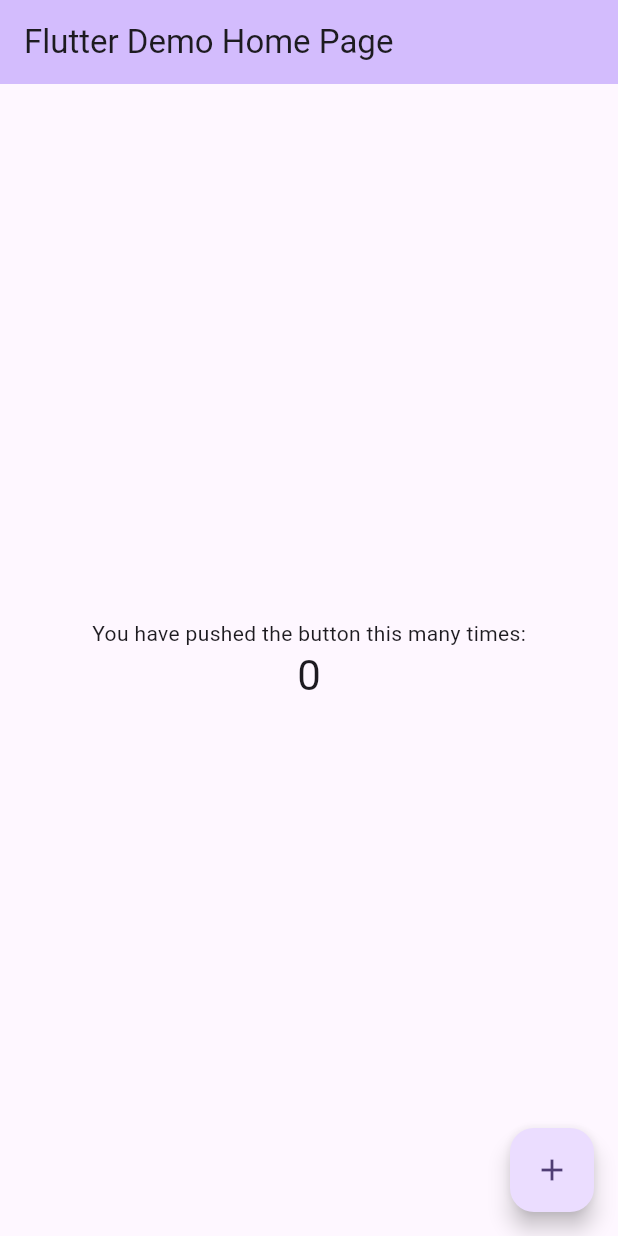
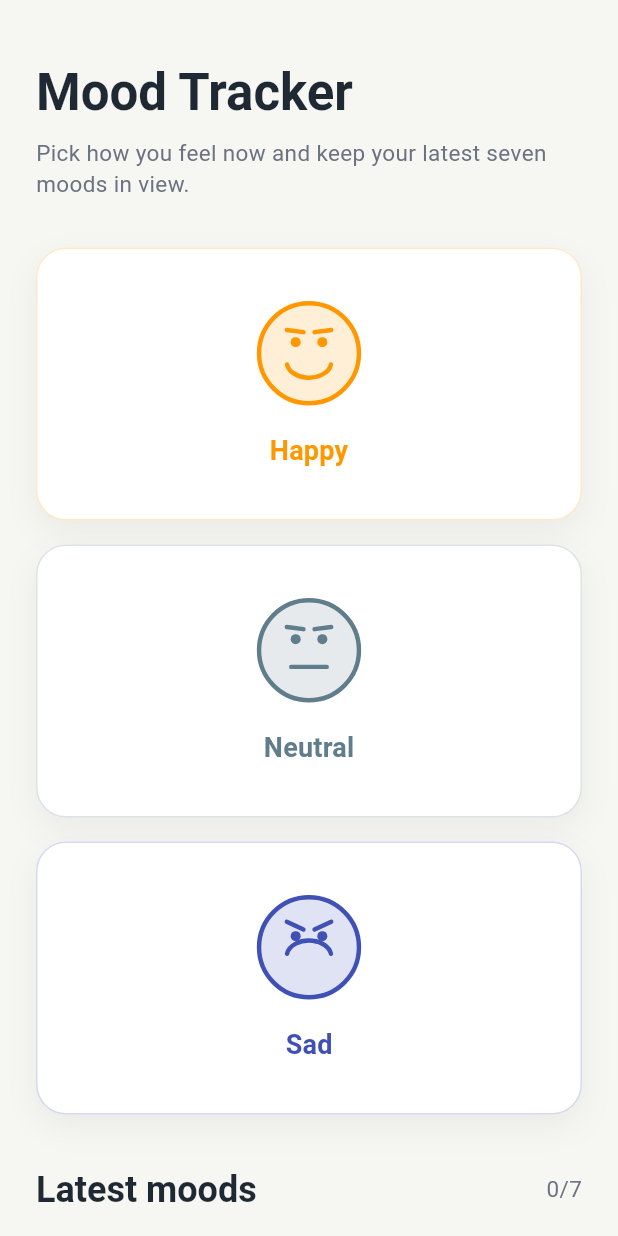
Before and after one commit to momen28121993/mood_tracker, a Flutter app: the screen it shows after launch, on a phone screen of 412 x 824 dp. Run offline on Flutter 3.47's test engine with Material 3 defaults, Android fonts, the phone set to English and light mode, and no system bars.

Commit message:
feat: assemble home screen with animated horizontal mood timeline
Wire MoodProvider into the app entry point and build the single-screen UI:
three tap-to-log mood cards on top, a horizontal ListView below showing the
latest seven entries with date, drawn face, and a color accent that matches
the mood. Tapping any timeline item plays a brief scale animation. Update
the widget test to reflect the new home, and document the project, state
management choice, and CustomPainter approach in the README.

Co-Authored-By: Claude Opus 4.7 (1M context) <noreply@anthropic.com>

```diff
--- a/lib/main.dart
+++ b/lib/main.dart
@@ -1,122 +1,30 @@
 import 'package:flutter/material.dart';
+import 'package:provider/provider.dart';
+
+import 'core/constant/app_strings.dart';
+import 'core/theme/app_theme.dart';
+import 'providers/mood_provider.dart';
+import 'screens/home_screen.dart';
 
 void main() {
-  runApp(const MyApp());
+  runApp(
+    MultiProvider(
+      providers: [ChangeNotifierProvider(create: (_) => MoodProvider())],
+      child: const MyApp(),
+    ),
+  );
 }
 
 class MyApp extends StatelessWidget {
   const MyApp({super.key});
 
-  // This widget is the root of your application.
   @override
   Widget build(BuildContext context) {
     return MaterialApp(
-      title: 'Flutter Demo',
-      theme: ThemeData(
-        // This is the theme of your application.
-        //
-        // TRY THIS: Try running your application with "flutter run". You'll see
-        // the application has a purple toolbar. Then, without quitting the app,
-        // try changing the seedColor in the colorScheme below to Colors.green
-        // and then invoke "hot reload" (save your changes or press the "hot
-        // reload" button in a Flutter-supported IDE, or press "r" if you used
-        // the command line to start the app).
-        //
-        // Notice that the counter didn't reset back to zero; the application
-        // state is not lost during the reload. To reset the state, use hot
-        // restart instead.
-        //
-        // This works for code too, not just values: Most code changes can be
-        // tested with just a hot reload.
-        colorScheme: .fromSeed(seedColor: Colors.deepPurple),
-      ),
-      home: const MyHomePage(title: 'Flutter Demo Home Page'),
+      title: AppStrings.appName,
+      debugShowCheckedModeBanner: false,
+      theme: appTheme,
+      home: const HomeScreen(),
     );
   }
 }
-
-class MyHomePage extends StatefulWidget {
-  const MyHomePage({super.key, required this.title});
-
-  // This widget is the home page of your application. It is stateful, meaning
-  // that it has a State object (defined below) that contains fields that affect
-  // how it looks.
-
-  // This class is the configuration for the state. It holds the values (in this
-  // case the title) provided by the parent (in this case the App widget) and
-  // used by the build method of the State. Fields in a Widget subclass are
-  // always marked "final".
-
-  final String title;
-
-  @override
-  State<MyHomePage> createState() => _MyHomePageState();
-}
-
-class _MyHomePageState extends State<MyHomePage> {
-  int _counter = 0;
-
-  void _incrementCounter() {
-    setState(() {
-      // This call to setState tells the Flutter framework that something has
-      // changed in this State, which causes it to rerun the build method below
-      // so that the display can reflect the updated values. If we changed
-      // _counter without calling setState(), then the build method would not be
-      // called again, and so nothing would appear to happen.
-      _counter++;
-    });
-  }
-
-  @override
-  Widget build(BuildContext context) {
-    // This method is rerun every time setState is called, for instance as done
-    // by the _incrementCounter method above.
-    //
-    // The Flutter framework has been optimized to make rerunning build methods
-    // fast, so that you can just rebuild anything that needs updating rather
-    // than having to individually change instances of widgets.
-    return Scaffold(
-      appBar: AppBar(
-        // TRY THIS: Try changing the color here to a specific color (to
-        // Colors.amber, perhaps?) and trigger a hot reload to see the AppBar
-        // change color while the other colors stay the same.
-        backgroundColor: Theme.of(context).colorScheme.inversePrimary,
-        // Here we take the value from the MyHomePage object that was created by
-        // the App.build method, and use it to set our appbar title.
-        title: Text(widget.title),
-      ),
-      body: Center(
-        // Center is a layout widget. It takes a single child and positions it
-        // in the middle of the parent.
-        child: Column(
-          // Column is also a layout widget. It takes a list of children and
-          // arranges them vertically. By default, it sizes itself to fit its
-          // children horizontally, and tries to be as tall as its parent.
-          //
-          // Column has various properties to control how it sizes itself and
-          // how it positions its children. Here we use mainAxisAlignment to
-          // center the children vertically; the main axis here is the vertical
-          // axis because Columns are vertical (the cross axis would be
-          // horizontal).
-          //
-          // TRY THIS: Invoke "debug painting" (choose the "Toggle Debug Paint"
-          // action in the IDE, or press "p" in the console), to see the
-          // wireframe for each widget.
-          mainAxisAlignment: .center,
-          children: [
-            const Text('You have pushed the button this many times:'),
-            Text(
-              '$_counter',
-              style: Theme.of(context).textTheme.headlineMedium,
-            ),
-          ],
-        ),
-      ),
-      floatingActionButton: FloatingActionButton(
-        onPressed: _incrementCounter,
-        tooltip: 'Increment',
-        child: const Icon(Icons.add),
-      ),
-    );
-  }
-}
--- /dev/null
+++ b/lib/screens/home_screen.dart
@@ -0,0 +1,155 @@
+import 'package:flutter/material.dart';
+import 'package:provider/provider.dart';
+
+import '../core/constant/app_color.dart';
+import '../core/constant/app_strings.dart';
+import '../models/mood_entry.dart';
+import '../providers/mood_provider.dart';
+import '../widgets/animated_timeline_item.dart';
+import '../widgets/mood_selector_card.dart';
+
+class HomeScreen extends StatelessWidget {
+  const HomeScreen({super.key});
+
+  @override
+  Widget build(BuildContext context) {
+    return Scaffold(
+      body: SafeArea(
+        child: SingleChildScrollView(
+          child: Center(
+            child: ConstrainedBox(
+              constraints: const BoxConstraints(maxWidth: 900),
+              child: Padding(
+                padding: const EdgeInsets.all(24),
+                child: Column(
+                  crossAxisAlignment: CrossAxisAlignment.start,
+                  children: [
+                    const SizedBox(height: 16),
+                    Text(
+                      AppStrings.appName,
+                      style: Theme.of(context).textTheme.headlineLarge,
+                    ),
+                    const SizedBox(height: 8),
+                    Text(
+                      AppStrings.homeDescription,
+                      style: Theme.of(context).textTheme.bodyMedium,
+                    ),
+                    const SizedBox(height: 32),
+                    LayoutBuilder(
+                      builder: (context, constraints) {
+                        final isMobile = constraints.maxWidth < 620;
+
+                        return GridView.count(
+                          crossAxisCount: isMobile ? 1 : 3,
+                          shrinkWrap: true,
+                          physics: const NeverScrollableScrollPhysics(),
+                          mainAxisSpacing: 16,
+                          crossAxisSpacing: 16,
+                          childAspectRatio: isMobile ? 2 : 1,
+                          children: [
+                            MoodSelectorCard(
+                              mood: MoodType.happy,
+                              title: AppStrings.happy,
+                              color: AppColor.happy,
+                              onTap: () {
+                                context.read<MoodProvider>().addMood(
+                                  MoodType.happy,
+                                );
+                              },
+                            ),
+                            MoodSelectorCard(
+                              mood: MoodType.neutral,
+                              title: AppStrings.neutral,
+                              color: AppColor.neutral,
+                              onTap: () {
+                                context.read<MoodProvider>().addMood(
+                                  MoodType.neutral,
+                                );
+                              },
+                            ),
+                            MoodSelectorCard(
+                              mood: MoodType.sad,
+                              title: AppStrings.sad,
+                              color: AppColor.sad,
+                              onTap: () {
+                                context.read<MoodProvider>().addMood(
+                                  MoodType.sad,
+                                );
+                              },
+                            ),
+                          ],
+                        );
+                      },
+                    ),
+                    const SizedBox(height: 34),
+                    Row(
+                      mainAxisAlignment: MainAxisAlignment.spaceBetween,
+                      children: [
+                        Text(
+                          AppStrings.latestMoods,
+                          style: Theme.of(context).textTheme.headlineMedium,
+                        ),
+                        Consumer<MoodProvider>(
+                          builder: (context, moodProvider, child) {
+                            return Text(
+                              '${moodProvider.entries.length}/7',
+                              style: Theme.of(context).textTheme.bodyMedium,
+                            );
+                          },
+                        ),
+                      ],
+                    ),
+                    const SizedBox(height: 16),
+                    SizedBox(
+                      height: 180,
+                      child: Consumer<MoodProvider>(
+                        builder: (context, moodProvider, child) {
+                          if (moodProvider.entries.isEmpty) {
+                            return Center(
+                              child: Text(
+                                AppStrings.noMoods,
+                                style: Theme.of(context).textTheme.bodyMedium,
+                                textAlign: TextAlign.center,
+                              ),
+                            );
+                          }
+
+                          return ListView.separated(
+                            scrollDirection: Axis.horizontal,
+                            itemCount: moodProvider.entries.length,
+                            separatorBuilder: (context, index) {
+                              return const SizedBox(width: 16);
+                            },
+                            itemBuilder: (context, index) {
+                              final entry = moodProvider.entries[index];
+
+                              return AnimatedTimelineItem(
+                                entry: entry,
+                                color: getMoodColor(entry.mood),
+                              );
+                            },
+                          );
+                        },
+                      ),
+                    ),
+                    const SizedBox(height: 12),
+                  ],
+                ),
+              ),
+            ),
+          ),
+        ),
+      ),
+    );
+  }
+
+  Color getMoodColor(MoodType mood) {
+    if (mood == MoodType.happy) {
+      return AppColor.happy;
+    } else if (mood == MoodType.neutral) {
+      return AppColor.neutral;
+    } else {
+      return AppColor.sad;
+    }
+  }
+}
--- /dev/null
+++ b/lib/widgets/mood_selector_card.dart
@@ -0,0 +1,83 @@
+import 'package:flutter/material.dart';
+
+import '../models/mood_entry.dart';
+import 'mood_face_widget.dart';
+
+class MoodSelectorCard extends StatefulWidget {
+  final MoodType mood;
+  final String title;
+  final Color color;
+  final void Function()? onTap;
+
+  const MoodSelectorCard({
+    super.key,
+    required this.mood,
+    required this.title,
+    required this.color,
+    required this.onTap,
+  });
+
+  @override
+  State<MoodSelectorCard> createState() => _MoodSelectorCardState();
+}
+
+class _MoodSelectorCardState extends State<MoodSelectorCard> {
+  bool isHover = false;
+
+  @override
+  Widget build(BuildContext context) {
+    return MouseRegion(
+      onEnter: (_) {
+        setState(() {
+          isHover = true;
+        });
+      },
+      onExit: (_) {
+        setState(() {
+          isHover = false;
+        });
+      },
+      child: AnimatedScale(
+        duration: const Duration(milliseconds: 180),
+        scale: isHover ? 1.03 : 1,
+        child: InkWell(
+          onTap: widget.onTap,
+          borderRadius: BorderRadius.circular(20),
+          child: AnimatedContainer(
+            duration: const Duration(milliseconds: 180),
+            padding: const EdgeInsets.symmetric(horizontal: 18, vertical: 22),
+            decoration: BoxDecoration(
+              color: isHover
+                  ? widget.color.withValues(alpha: 0.10)
+                  : Colors.white,
+              borderRadius: BorderRadius.circular(20),
+              border: Border.all(
+                color: widget.color.withValues(alpha: isHover ? 0.8 : 0.22),
+              ),
+              boxShadow: [
+                BoxShadow(
+                  color: Colors.black.withValues(alpha: 0.05),
+                  blurRadius: 18,
+                  offset: const Offset(0, 8),
+                ),
+              ],
+            ),
+            child: Column(
+              mainAxisAlignment: MainAxisAlignment.center,
+              children: [
+                MoodFaceWidget(mood: widget.mood, color: widget.color),
+                const SizedBox(height: 14),
+                Text(
+                  widget.title,
+                  style: Theme.of(
+                    context,
+                  ).textTheme.titleMedium?.copyWith(color: widget.color),
+                ),
+              ],
+            ),
+          ),
+        ),
+      ),
+    );
+  }
+}
```
Also changed, not shown: lib/widgets/animated_timeline_item.dart (added, +50 -0 lines), lib/widgets/timeline_item.dart (added, +55 -0 lines), 2 other files.
